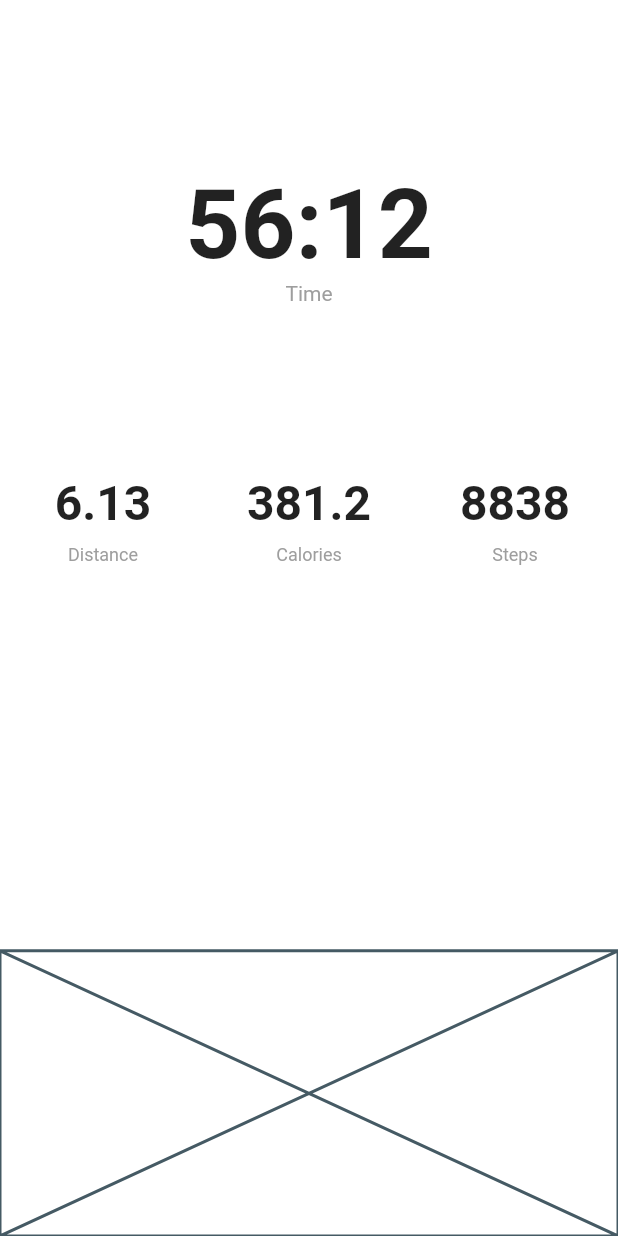
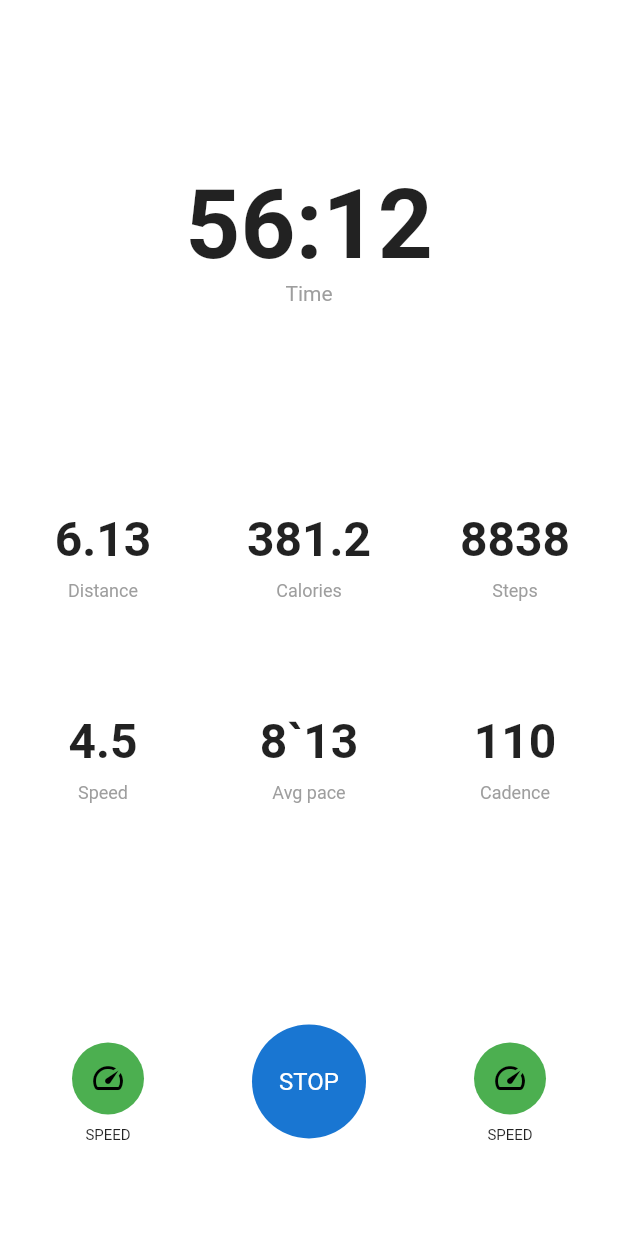
Before and after one commit to JAICHANGPARK/flutter_notebook_18th_story, a Flutter app: the TreadmillRunningPage screen opened directly, on a phone screen of 412 x 824 dp. Run offline on Flutter 3.47's test engine with Material 2 defaults, Android fonts, the phone set to English and light mode, and no system bars; our stand-ins replace cached_network_image, flutter_lorem, flutter_riverpod, flutter_svg, freezed_annotation, go_router and 3 more.

Commit message:
Update treadmill_running_page.dart

```diff
--- a/lib/ep1070_treadmill_app/src/ui/treadmill_running_page.dart
+++ b/lib/ep1070_treadmill_app/src/ui/treadmill_running_page.dart
@@ -19,7 +19,7 @@ class _TreadmillRunningPageState extends State<TreadmillRunningPage> {
                 flex: 5,
                 child: Column(
                   mainAxisAlignment: MainAxisAlignment.center,
-                  children: [
+                  children: const [
                     Text(
                       "56:12",
                       style: TextStyle(
@@ -35,48 +35,70 @@ class _TreadmillRunningPageState extends State<TreadmillRunningPage> {
                     )
                   ],
                 )),
-            Expanded(flex: 5, child: Column(
+            Expanded(
+                flex: 5,
+                child: Padding(
+                  padding: const EdgeInsets.symmetric(vertical: 24),
+                  child: Column(
                     children: [
                       Expanded(
                         child: Row(
                           children: [
-                      Expanded(child: Column(
-                        children: [
-                          Text("6.13",style: TextStyle(
+                            Expanded(
+                                child: Column(
+                              children: const [
+                                Text(
+                                  "6.13",
+                                  style: TextStyle(
                                     fontSize: 32,
                                     fontWeight: FontWeight.bold,
-                          ),),
-                          SizedBox(height: 8,),
-                          Text("Distance", style: TextStyle(
-                            color: Colors.grey,
-                            fontSize: 12
-                          ),)
+                                  ),
+                                ),
+                                SizedBox(
+                                  height: 8,
+                                ),
+                                Text(
+                                  "Distance",
+                                  style: TextStyle(color: Colors.grey, fontSize: 12),
+                                )
                               ],
                             )),
-                      Expanded(child: Column(
-                        children: [
-                          Text("381.2",style: TextStyle(
+                            Expanded(
+                                child: Column(
+                              children: const [
+                                Text(
+                                  "381.2",
+                                  style: TextStyle(
                                     fontSize: 32,
                                     fontWeight: FontWeight.bold,
-                          ),),
-                          SizedBox(height: 8,),
-                          Text("Calories", style: TextStyle(
-                              color: Colors.grey,
-                              fontSize: 12
-                          ),)
+                                  ),
+                                ),
+                                SizedBox(
+                                  height: 8,
+                                ),
+                                Text(
+                                  "Calories",
+                                  style: TextStyle(color: Colors.grey, fontSize: 12),
+                                )
                               ],
                             )),
-                      Expanded(child: Column(
-                        children: [
-                          Text("8838",style: TextStyle(
+                            Expanded(
+                                child: Column(
+                              children: const [
+                                Text(
+                                  "8838",
+                                  style: TextStyle(
                                     fontSize: 32,
                                     fontWeight: FontWeight.bold,
-                          ),),
-                          SizedBox(height: 8,),
-                          Text("Steps", style: TextStyle(
-                              color: Colors.grey,
-                              fontSize: 12
-                          ),)
+                                  ),
+                                ),
+                                SizedBox(
+                                  height: 8,
+                                ),
+                                Text(
+                                  "Steps",
+                                  style: TextStyle(color: Colors.grey, fontSize: 12),
+                                )
                               ],
                             )),
                           ],
@@ -85,15 +107,128 @@ class _TreadmillRunningPageState extends State<TreadmillRunningPage> {
                       Expanded(
                         child: Row(
                           children: [
-                      Expanded(child: Column()),
-                      Expanded(child: Column()),
-                      Expanded(child: Column()),
-                    ],
+                            Expanded(
+                                child: Column(
+                              children: const [
+                                Text(
+                                  "4.5",
+                                  style: TextStyle(
+                                    fontSize: 32,
+                                    fontWeight: FontWeight.bold,
                                   ),
+                                ),
+                                SizedBox(
+                                  height: 8,
+                                ),
+                                Text(
+                                  "Speed",
+                                  style: TextStyle(color: Colors.grey, fontSize: 12),
                                 )
                               ],
                             )),
-            Expanded(flex: 3, child: Placeholder()),
+                            Expanded(
+                              child: Column(
+                                children: const [
+                                  Text(
+                                    "8`13",
+                                    style: TextStyle(
+                                      fontSize: 32,
+                                      fontWeight: FontWeight.bold,
+                                    ),
+                                  ),
+                                  SizedBox(
+                                    height: 8,
+                                  ),
+                                  Text(
+                                    "Avg pace",
+                                    style: TextStyle(color: Colors.grey, fontSize: 12),
+                                  )
+                                ],
+                              ),
+                            ),
+                            Expanded(
+                              child: Column(
+                                children: const [
+                                  Text(
+                                    "110",
+                                    style: TextStyle(
+                                      fontSize: 32,
+                                      fontWeight: FontWeight.bold,
+                                    ),
+                                  ),
+                                  SizedBox(
+                                    height: 8,
+                                  ),
+                                  Text(
+                                    "Cadence",
+                                    style: TextStyle(color: Colors.grey, fontSize: 12),
+                                  )
+                                ],
+                              ),
+                            ),
+                          ],
+                        ),
+                      ),
+                    ],
+                  ),
+                )),
+            Expanded(
+              flex: 3,
+              child: Padding(
+                padding: const EdgeInsets.symmetric(horizontal: 48),
+                child: Row(
+                  mainAxisAlignment: MainAxisAlignment.spaceBetween,
+                  children: [
+                    Column(
+                      mainAxisAlignment: MainAxisAlignment.center,
+                      children: [
+                        const CircleAvatar(
+                          radius: 24,
+                          backgroundColor: Colors.green,
+                          foregroundColor: Colors.black,
+                          child: const Icon(Icons.speed),
+                        ),
+                        SizedBox(
+                          height: 8,
+                        ),
+                        const Text(
+                          "SPEED",
+                          style: TextStyle(fontSize: 10),
+                        ),
+                      ],
+                    ),
+                    Column(
+                      mainAxisAlignment: MainAxisAlignment.center,
+                      children: [
+                        const CircleAvatar(
+                          child: const Text("STOP"),
+                          radius: 38,
+                        ),
+                        SizedBox(height: 16,),
+                      ],
+                    ),
+                    Column(
+                      mainAxisAlignment: MainAxisAlignment.center,
+                      children: [
+                        const CircleAvatar(
+                          radius: 24,
+                          backgroundColor: Colors.green,
+                          foregroundColor: Colors.black,
+                          child: const Icon(Icons.speed),
+                        ),
+                        SizedBox(
+                          height: 8,
+                        ),
+                        const Text(
+                          "SPEED",
+                          style: TextStyle(fontSize: 10),
+                        ),
+                      ],
+                    ),
+                  ],
+                ),
+              ),
+            ),
           ],
         ),
       ),
```
Lines whose indentation alone changed are shown as unchanged.
